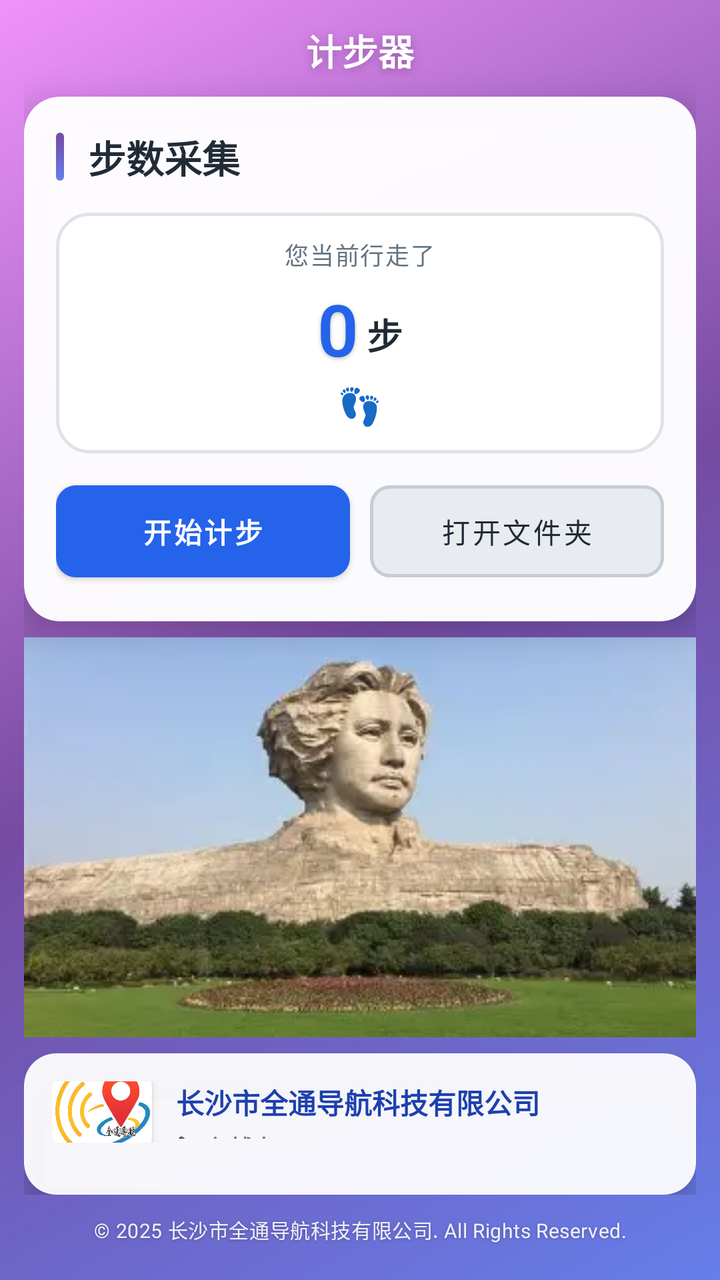
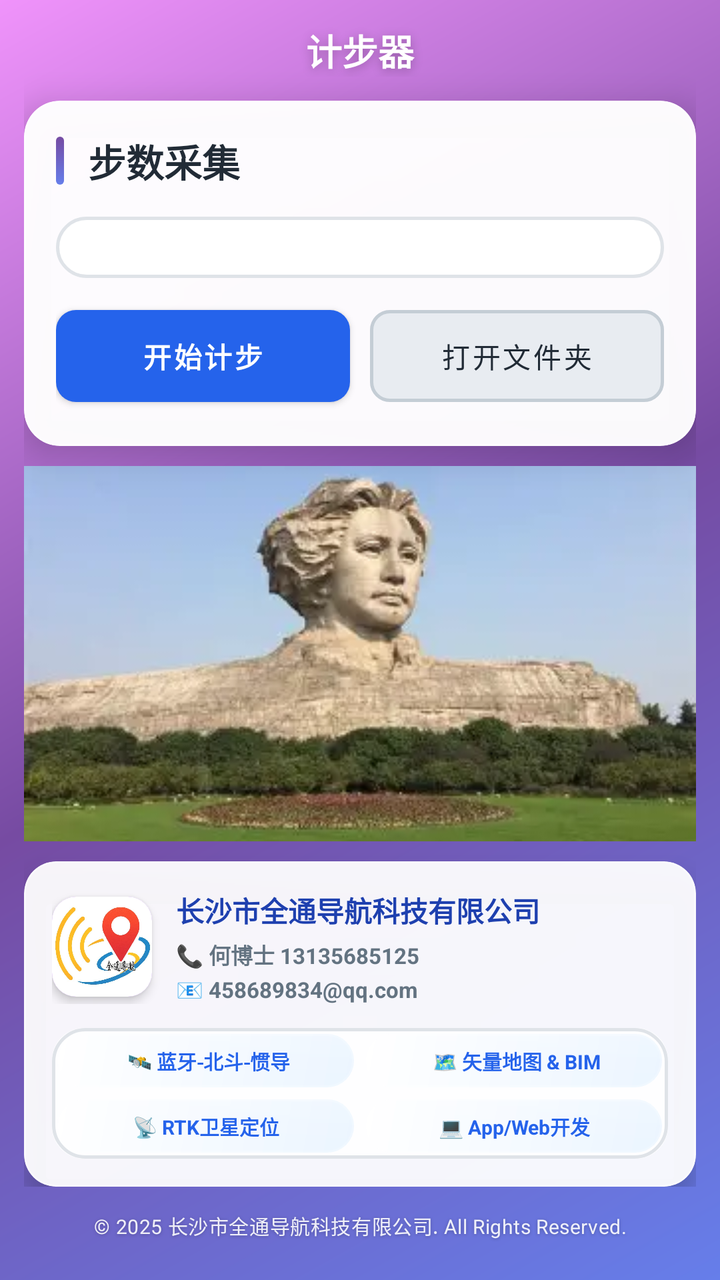

The first picture is an Android layout as it rendered before a commit; the second is the same layout after the commit. The layout source and the unified diff follow.
<!-- AndroidManifest.xml: application theme Theme.Pedometer -->
<!-- res/layout/activity_main.xml -->
<?xml version="1.0" encoding="utf-8"?>
<androidx.constraintlayout.widget.ConstraintLayout xmlns:android="http://schemas.android.com/apk/res/android"
    xmlns:app="http://schemas.android.com/apk/res-auto"
    xmlns:tools="http://schemas.android.com/tools"
    android:id="@+id/main"
    android:layout_width="match_parent"
    android:layout_height="match_parent"
    android:background="@drawable/home_gradient_bg"
    tools:context=".MainActivity">

    <LinearLayout
        android:layout_width="match_parent"
        android:layout_height="match_parent"
        android:orientation="vertical"
        android:padding="12dp"
        tools:layout_editor_absoluteX="0dp"
        tools:layout_editor_absoluteY="0dp">

        <LinearLayout
            android:layout_width="match_parent"
            android:layout_height="0dp"
            android:layout_weight="1"
            android:orientation="vertical">

            <TextView
                android:layout_width="match_parent"
                android:layout_height="wrap_content"
                android:layout_marginBottom="10dp"
                android:gravity="center"
                android:shadowColor="#40000000"
                android:shadowDx="0"
                android:shadowDy="3"
                android:shadowRadius="12"
                android:text="计步器"
                android:textColor="@color/white"
                android:textSize="18sp"
                android:textStyle="bold" />

            <com.google.android.material.card.MaterialCardView
                android:layout_width="match_parent"
                android:layout_height="wrap_content"
                android:layout_marginBottom="8dp"
                app:cardBackgroundColor="#F7FFFFFF"
                app:cardCornerRadius="18dp"
                app:cardElevation="10dp"
                app:strokeColor="#60FFFFFF"
                app:strokeWidth="1dp">

                <LinearLayout
                    android:layout_width="match_parent"
                    android:layout_height="wrap_content"
                    android:orientation="vertical"
                    android:padding="16dp">

                    
                    <LinearLayout
                        android:layout_width="match_parent"
                        android:layout_height="wrap_content"
                        android:layout_marginBottom="14dp"
                        android:gravity="center_vertical"
                        android:orientation="horizontal">

                        <View
                            android:layout_width="4dp"
                            android:layout_height="24dp"
                            android:layout_marginEnd="12dp"
                            android:background="@drawable/title_bar_blue" />

                        <TextView
                            android:layout_width="wrap_content"
                            android:layout_height="wrap_content"
                            android:text="步数采集"
                            android:textColor="@color/app_text_primary"
                            android:textSize="19sp"
                            android:textStyle="bold" />
                    </LinearLayout>

                    
                    <LinearLayout
                        android:layout_width="match_parent"
                        android:layout_height="wrap_content"
                        android:background="@drawable/input_modern"
                        android:gravity="center"
                        android:orientation="vertical"
                        android:paddingTop="12dp"
                        android:paddingBottom="12dp"
                        android:paddingStart="12dp"
                        android:paddingEnd="12dp">

                        
                        <TextView
                            android:layout_width="wrap_content"
                            android:layout_height="wrap_content"
                            android:layout_marginBottom="4dp"
                            android:letterSpacing="0.05"
                            android:text="您当前行走了"
                            android:textColor="@color/app_text_secondary"
                            android:textSize="12sp" />

                        
                        <LinearLayout
                            android:layout_width="wrap_content"
                            android:layout_height="wrap_content"
                            android:gravity="center"
                            android:orientation="horizontal">

                            <TextView
                                android:id="@+id/tv_step_count"
                                android:layout_width="wrap_content"
                                android:layout_height="wrap_content"
                                android:fontFamily="sans-serif-light"
                                android:shadowColor="#40000000"
                                android:shadowDx="0"
                                android:shadowDy="2"
                                android:shadowRadius="5"
                                android:text="0"
                                android:textColor="@color/modern_blue_500"
                                android:textSize="36sp"
                                android:textStyle="bold" />

                            <TextView
                                android:layout_width="wrap_content"
                                android:layout_height="wrap_content"
                                android:layout_gravity="bottom"
                                android:layout_marginStart="4dp"
                                android:layout_marginBottom="4dp"
                                android:text="步"
                                android:textColor="@color/app_text_primary"
                                android:textSize="18sp"
                                android:textStyle="bold" />
                        </LinearLayout>

                        
                        <TextView
                            android:layout_width="wrap_content"
                            android:layout_height="wrap_content"
                            android:layout_marginTop="2dp"
                            android:text="👣"
                            android:textSize="18sp" />
                    </LinearLayout>

                    
                    <LinearLayout
                        android:layout_width="match_parent"
                        android:layout_height="wrap_content"
                        android:layout_marginTop="10dp"
                        android:orientation="horizontal"
                        android:weightSum="2">

                        <com.google.android.material.button.MaterialButton
                            android:id="@+id/btn_select_sensors_main"
                            style="@style/Widget.MaterialComponents.Button"
                            android:layout_width="0dp"
                            android:layout_height="58dp"
                            android:layout_marginEnd="5dp"
                            android:layout_weight="1"
                            android:text="开始计步"
                            android:textColor="@color/app_white"
                            android:textSize="14sp"
                            android:textStyle="bold"
                            app:backgroundTint="@color/modern_blue_500"
                            app:cornerRadius="10dp"
                            app:elevation="3dp" />

                        <com.google.android.material.button.MaterialButton
                            android:id="@+id/btn_open_folder"
                            style="@style/Widget.MaterialComponents.Button.OutlinedButton"
                            android:layout_width="0dp"
                            android:layout_height="58dp"
                            android:layout_marginStart="5dp"
                            android:layout_weight="1"
                            android:text="打开文件夹"
                            android:textColor="@color/app_text_primary"
                            android:textSize="14sp"
                            app:backgroundTint="@color/app_gray_light"
                            app:cornerRadius="10dp"
                            app:strokeColor="@color/app_gray_medium"
                            app:strokeWidth="1.5dp" />
                    </LinearLayout>
                </LinearLayout>

            </com.google.android.material.card.MaterialCardView>

            <ImageView
                android:id="@+id/imageView"
                android:layout_width="match_parent"
                android:layout_height="200dp"
                android:layout_marginBottom="8dp"
                android:scaleType="centerCrop"
                app:srcCompat="@drawable/juzizhou" />

            <com.google.android.material.card.MaterialCardView
                android:layout_width="match_parent"
                android:layout_height="wrap_content"
                android:layout_marginBottom="0dp"
                app:cardBackgroundColor="#F0FFFFFF"
                app:cardCornerRadius="16dp"
                app:cardElevation="8dp"
                app:strokeColor="#60FFFFFF"
                app:strokeWidth="1dp">

                <LinearLayout
                    android:layout_width="match_parent"
                    android:layout_height="wrap_content"
                    android:orientation="vertical"
                    android:padding="14dp">

                    
                    <LinearLayout
                        android:layout_width="match_parent"
                        android:layout_height="wrap_content"
                        android:layout_marginBottom="12dp"
                        android:gravity="center_vertical"
                        android:orientation="horizontal">

                        <com.google.android.material.card.MaterialCardView
                            android:layout_width="50dp"
                            android:layout_height="50dp"
                            app:cardBackgroundColor="@color/modern_purple_400"
                            app:cardCornerRadius="12dp"
                            app:cardElevation="3dp"
                            app:strokeWidth="0dp">

                            <ImageView
                                android:layout_width="match_parent"
                                android:layout_height="match_parent"
                                android:contentDescription="公司Logo"
                                android:scaleType="centerCrop"
                                android:src="@drawable/quantong" />

                        </com.google.android.material.card.MaterialCardView>

                        <LinearLayout
                            android:layout_width="0dp"
                            android:layout_height="wrap_content"
                            android:layout_marginStart="12dp"
                            android:layout_weight="1"
                            android:orientation="vertical">

                            <TextView
                                android:layout_width="wrap_content"
                                android:layout_height="wrap_content"
                                android:layout_marginBottom="4dp"
                                android:lineSpacingMultiplier="1.2"
                                android:text="长沙市全通导航科技有限公司"
                                android:textColor="@color/primary_dark"
                                android:textSize="14sp"
                                android:textStyle="bold" />

                            <TextView
                                android:layout_width="wrap_content"
                                android:layout_height="wrap_content"
                                android:layout_marginBottom="2dp"
                                android:text="📞 何博士 13135685125"
                                android:textColor="@color/app_text_secondary"
                                android:textSize="11sp"
                                android:textStyle="bold" />

                            <TextView
                                android:layout_width="wrap_content"
                                android:layout_height="wrap_content"
                                android:text="📧 458689834@qq.com"
                                android:textColor="@color/app_text_secondary"
                                android:textSize="11sp"
                                android:textStyle="bold" />

                        </LinearLayout>

                    </LinearLayout>
                    
                    <GridLayout
                        android:layout_width="match_parent"
                        android:layout_height="wrap_content"
                        android:alignmentMode="alignBounds"
                        android:background="@drawable/input_modern"
                        android:columnCount="2"
                        android:rowCount="2">

                        <TextView
                            android:layout_width="0dp"
                            android:layout_height="wrap_content"
                            android:layout_columnWeight="1"
                            android:layout_margin="3dp"
                            android:background="@drawable/card_glass_blue"
                            android:gravity="center"
                            android:paddingTop="6dp"
                            android:paddingBottom="6dp"
                            android:text=" 🛰️ 蓝牙-北斗-惯导"
                            android:textColor="@color/modern_blue_500"
                            android:textSize="10sp"
                            android:textStyle="bold" />

                        <TextView
                            android:layout_width="0dp"
                            android:layout_height="wrap_content"
                            android:layout_columnWeight="1"
                            android:layout_margin="3dp"
                            android:background="@drawable/card_glass_blue"
                            android:gravity="center"
                            android:paddingTop="6dp"
                            android:paddingBottom="6dp"
                            android:text=" 🗺️ 矢量地图 &amp; BIM"
                            android:textColor="@color/modern_blue_500"
                            android:textSize="10sp"
                            android:textStyle="bold" />

                        <TextView
                            android:layout_width="0dp"
                            android:layout_height="wrap_content"
                            android:layout_columnWeight="1"
                            android:layout_margin="3dp"
                            android:background="@drawable/card_glass_blue"
                            android:gravity="center"
                            android:paddingTop="6dp"
                            android:paddingBottom="6dp"
                            android:text="📡 RTK卫星定位"
                            android:textColor="@color/modern_blue_500"
                            android:textSize="10sp"
                            android:textStyle="bold" />

                        <TextView
                            android:layout_width="0dp"
                            android:layout_height="wrap_content"
                            android:layout_columnWeight="1"
                            android:layout_margin="3dp"
                            android:background="@drawable/card_glass_blue"
                            android:gravity="center"
                            android:paddingTop="6dp"
                            android:paddingBottom="6dp"
                            android:text="💻 App/Web开发"
                            android:textColor="@color/modern_blue_500"
                            android:textSize="10sp"
                            android:textStyle="bold" />
                    </GridLayout>

                </LinearLayout>

            </com.google.android.material.card.MaterialCardView>

        </LinearLayout>

        
        <TextView
            android:id="@+id/tv_bottom"
            android:layout_width="match_parent"
            android:layout_height="wrap_content"
            android:background="@android:color/transparent"
            android:gravity="center"
            android:paddingTop="10dp"
            android:paddingBottom="6dp"
            android:shadowColor="#40000000"
            android:shadowDx="0"
            android:shadowDy="1"
            android:shadowRadius="4"
            android:text="© 2025 长沙市全通导航科技有限公司. All Rights Reserved."
            android:textColor="#E6FFFFFF"
            android:textSize="10sp"
            android:letterSpacing="0.02" />
    </LinearLayout>


</androidx.constraintlayout.widget.ConstraintLayout>
<!-- resources referenced by this layout -->
<resources>
  <color name="app_gray_light">#E8ECF1</color>
  <color name="app_gray_medium">#C4CDD5</color>
  <color name="app_text_primary">#212B36</color>
  <color name="app_text_secondary">#637381</color>
  <color name="app_white">#FFFFFF</color>
  <color name="modern_blue_500">#2563EB</color>
  <color name="modern_purple_400">#A855F7</color>
  <color name="primary_dark">#1e40af</color>
  <color name="white">#FFFFFFFF</color>
  <!-- drawable card_glass_blue (drawable) -->
  <?xml version="1.0" encoding="utf-8"?>
  <layer-list xmlns:android="http://schemas.android.com/apk/res/android">
      
      <item>
          <shape android:shape="rectangle">
              <gradient
                  android:type="linear"
                  android:angle="135"
                  android:startColor="@color/modern_blue_50"
                  android:endColor="@color/glass_white" />
              <corners android:radius="24dp" />
          </shape>
      </item>
      
      
      <item android:top="0dp">
          <shape android:shape="rectangle">
              <gradient
                  android:type="linear"
                  android:angle="270"
                  android:startColor="#30FFFFFF"
                  android:centerColor="#15FFFFFF"
                  android:endColor="#00FFFFFF" />
              <corners android:radius="24dp" />
          </shape>
      </item>
      
      
      <item>
          <shape android:shape="rectangle">
              <stroke
                  android:width="1dp"
                  android:color="@color/glass_border" />
              <corners android:radius="24dp" />
          </shape>
      </item>
  </layer-list>
  <!-- drawable home_gradient_bg (drawable) -->
  <?xml version="1.0" encoding="utf-8"?>
  <shape xmlns:android="http://schemas.android.com/apk/res/android"
      android:shape="rectangle">
      <gradient
          android:type="linear"
          android:angle="135"
          android:startColor="#667eea"
          android:centerColor="#764ba2"
          android:endColor="#f093fb" />
  </shape>
  <!-- drawable title_bar_blue (drawable) -->
  <?xml version="1.0" encoding="utf-8"?>
  <shape xmlns:android="http://schemas.android.com/apk/res/android"
      android:shape="rectangle">
      <gradient
          android:type="linear"
          android:angle="90"
          android:startColor="#667eea"
          android:endColor="#764ba2" />
      <corners android:radius="3dp" />
      <size
          android:width="5dp"
          android:height="28dp" />
  </shape>
  <style name="Theme.Pedometer" parent="Base.Theme.Pedometer" />
  <color name="modern_blue_50">#EBF5FF</color>
  <color name="glass_white">#F0FFFFFF</color>
  <color name="glass_border">#30FFFFFF</color>
  <color name="modern_blue_400">#3B82F6</color>
  <color name="divider">#DFE3E8</color>
  <style name="Base.Theme.Pedometer" parent="Theme.Material3.DayNight.NoActionBar">
          
          
      </style>
  <!-- unchanged entries left out for length: 3 -->
</resources>

<!-- the commit's change to res/layout/activity_main.xml (unified diff, before → after) -->
@@ -25,7 +25,7 @@
             <TextView
                 android:layout_width="match_parent"
                 android:layout_height="wrap_content"
-                android:layout_marginBottom="10dp"
+                android:layout_marginBottom="12dp"
                 android:gravity="center"
                 android:shadowColor="#40000000"
                 android:shadowDx="0"
@@ -38,8 +38,9 @@
 
             <com.google.android.material.card.MaterialCardView
                 android:layout_width="match_parent"
-                android:layout_height="wrap_content"
-                android:layout_marginBottom="8dp"
+                android:layout_height="0dp"
+                android:layout_weight="1.2"
+                android:layout_marginBottom="10dp"
                 app:cardBackgroundColor="#F7FFFFFF"
                 app:cardCornerRadius="18dp"
                 app:cardElevation="10dp"
@@ -48,7 +49,7 @@
 
                 <LinearLayout
                     android:layout_width="match_parent"
-                    android:layout_height="wrap_content"
+                    android:layout_height="match_parent"
                     android:orientation="vertical"
                     android:padding="16dp">
 
@@ -78,7 +79,8 @@
                     
                     <LinearLayout
                         android:layout_width="match_parent"
-                        android:layout_height="wrap_content"
+                        android:layout_height="0dp"
+                        android:layout_weight="1"
                         android:background="@drawable/input_modern"
                         android:gravity="center"
                         android:orientation="vertical"
@@ -91,11 +93,11 @@
                         <TextView
                             android:layout_width="wrap_content"
                             android:layout_height="wrap_content"
-                            android:layout_marginBottom="4dp"
+                            android:layout_marginBottom="8dp"
                             android:letterSpacing="0.05"
                             android:text="您当前行走了"
                             android:textColor="@color/app_text_secondary"
-                            android:textSize="12sp" />
+                            android:textSize="14sp" />
 
                         
                         <LinearLayout
@@ -111,32 +113,32 @@
                                 android:fontFamily="sans-serif-light"
                                 android:shadowColor="#40000000"
                                 android:shadowDx="0"
-                                android:shadowDy="2"
-                                android:shadowRadius="5"
+                                android:shadowDy="3"
+                                android:shadowRadius="8"
                                 android:text="0"
                                 android:textColor="@color/modern_blue_500"
-                                android:textSize="36sp"
+                                android:textSize="52sp"
                                 android:textStyle="bold" />
 
                             <TextView
                                 android:layout_width="wrap_content"
                                 android:layout_height="wrap_content"
                                 android:layout_gravity="bottom"
-                                android:layout_marginStart="4dp"
-                                android:layout_marginBottom="4dp"
+                                android:layout_marginStart="6dp"
+                                android:layout_marginBottom="6dp"
                                 android:text="步"
                                 android:textColor="@color/app_text_primary"
-                                android:textSize="18sp"
+                                android:textSize="26sp"
                                 android:textStyle="bold" />
                         </LinearLayout>
 
                         
-                        <TextView
-                            android:layout_width="wrap_content"
-                            android:layout_height="wrap_content"
-                            android:layout_marginTop="2dp"
-                            android:text="👣"
-                            android:textSize="18sp" />
+
+
+
+
+
+
                     </LinearLayout>
 
                     
@@ -148,7 +150,7 @@
                         android:weightSum="2">
 
                         <com.google.android.material.button.MaterialButton
-                            android:id="@+id/btn_select_sensors_main"
+                            android:id="@+id/btn_select_sensors"
                             style="@style/Widget.MaterialComponents.Button"
                             android:layout_width="0dp"
                             android:layout_height="58dp"
@@ -184,8 +186,9 @@
             <ImageView
                 android:id="@+id/imageView"
                 android:layout_width="match_parent"
-                android:layout_height="200dp"
-                android:layout_marginBottom="8dp"
+                android:layout_height="0dp"
+                android:layout_weight="1.3"
+                android:layout_marginBottom="10dp"
                 android:scaleType="centerCrop"
                 app:srcCompat="@drawable/juzizhou" />
 
@@ -346,8 +349,8 @@
             android:layout_height="wrap_content"
             android:background="@android:color/transparent"
             android:gravity="center"
-            android:paddingTop="10dp"
-            android:paddingBottom="6dp"
+            android:paddingTop="12dp"
+            android:paddingBottom="8dp"
             android:shadowColor="#40000000"
             android:shadowDx="0"
             android:shadowDy="1"
